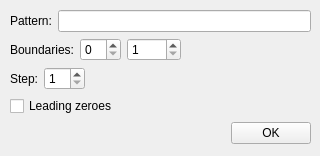
The window that plugins/batcher/mainwindow.ui (0xd34df00d/leechcraft) describes before a commit, drawn with Qt 5.
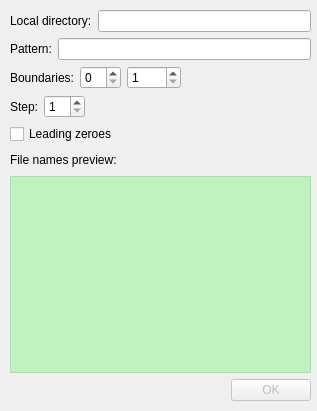
The same window after the commit. Icons and pictures are not drawn.

Diff of the .ui file:
```diff
--- a/plugins/batcher/mainwindow.ui
+++ b/plugins/batcher/mainwindow.ui
@@ -5,8 +5,8 @@
    <rect>
     <x>0</x>
     <y>0</y>
-    <width>320</width>
-    <height>156</height>
+    <width>317</width>
+    <height>411</height>
    </rect>
   </property>
   <property name="windowTitle" >
@@ -22,10 +22,24 @@
       <x>10</x>
       <y>10</y>
       <width>301</width>
-      <height>137</height>
+      <height>391</height>
      </rect>
     </property>
     <layout class="QVBoxLayout" >
+     <item>
+      <layout class="QHBoxLayout" >
+       <item>
+        <widget class="QLabel" name="LocalLabel_" >
+         <property name="text" >
+          <string>Local directory:</string>
+         </property>
+        </widget>
+       </item>
+       <item>
+        <widget class="QLineEdit" name="LocalDirLine_" />
+       </item>
+      </layout>
+     </item>
      <item>
       <layout class="QHBoxLayout" >
        <item>
@@ -90,7 +104,7 @@
         </widget>
        </item>
        <item>
-        <widget class="QSpinBox" name="StepSpinBox_" >
+        <widget class="QSpinBox" name="Step_" >
          <property name="minimum" >
           <number>1</number>
          </property>
@@ -118,6 +132,43 @@
        </property>
       </widget>
      </item>
+     <item>
+      <layout class="QHBoxLayout" >
+       <item>
+        <widget class="QLabel" name="PreviewLabel_" >
+         <property name="text" >
+          <string>File names preview:</string>
+         </property>
+        </widget>
+       </item>
+       <item>
+        <spacer>
+         <property name="orientation" >
+          <enum>Qt::Horizontal</enum>
+         </property>
+         <property name="sizeHint" >
+          <size>
+           <width>40</width>
+           <height>20</height>
+          </size>
+         </property>
+        </spacer>
+       </item>
+      </layout>
+     </item>
+     <item>
+      <widget class="QListWidget" name="PreviewList_" >
+       <property name="sizePolicy" >
+        <sizepolicy vsizetype="Expanding" hsizetype="Expanding" >
+         <horstretch>0</horstretch>
+         <verstretch>2</verstretch>
+        </sizepolicy>
+       </property>
+       <property name="styleSheet" >
+        <string>background-color: rgba(0, 255, 0, 50);</string>
+       </property>
+      </widget>
+     </item>
      <item>
       <layout class="QHBoxLayout" >
        <item>
@@ -135,6 +186,9 @@
        </item>
        <item>
         <widget class="QPushButton" name="OK_" >
+         <property name="enabled" >
+          <bool>false</bool>
+         </property>
          <property name="text" >
           <string>OK</string>
          </property>
```
